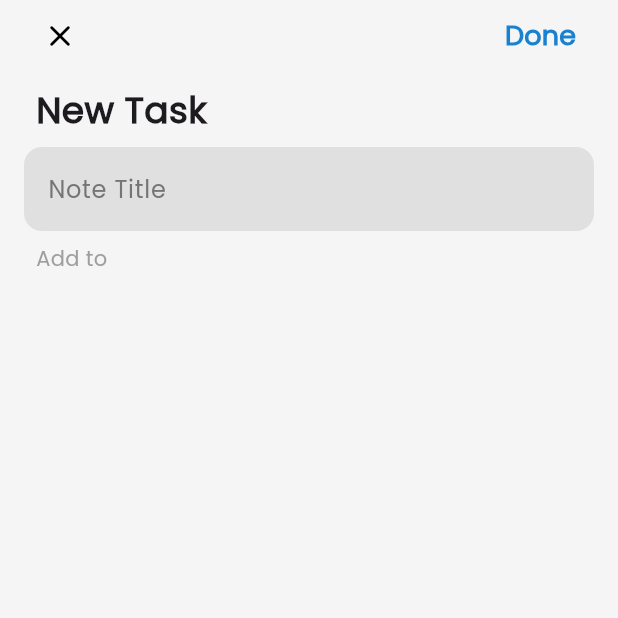
After one commit to Ahmedmahmouddd/Advanced-Todo-App-with-GetX, a Flutter app: the AddDialog screen opened directly, on a phone screen of 412 x 824 dp, the top half of it. The commit adds this screen. Run offline on Flutter 3.47's test engine with Material 3 defaults, Android fonts, the phone set to English and light mode, and no system bars; our stand-ins replace device_preview, dotted_border, equatable, flutter_easyloading, get, get_storage and 1 more; accounts and stored records are empty.

Commit message:
create adding todo items screen and enable users to add todo items to a specefic task category

```diff
--- a/lib/app/modules/home/controller.dart
+++ b/lib/app/modules/home/controller.dart
@@ -12,6 +12,7 @@ class HomeController extends GetxController {
   final chipIndex = 0.obs;
   final deleting = false.obs;
   final editingController = TextEditingController();
+  final task = Rx<Task?>(null);
   @override
   void onInit() {
     super.onInit();
@@ -41,4 +42,26 @@ class HomeController extends GetxController {
   void deletingTask(Task task) {
     tasks.remove(task);
   }
+
+  void chooseTask(Task? selected) {
+    task.value = selected;
+  }
+
+  updateTask(Task task, String title) {
+    var todos = task.todos ?? [];
+    if (containeTodo(todos, title)) {
+      return false;
+    }
+    var todo = {'title': title, "done": false};
+    todos.add(todo);
+    var newTask = task.copyWith(todos: todos);
+    int oldIndex = tasks.indexOf(task);
+    tasks[oldIndex] = newTask;
+    tasks.refresh();
+    return true;
+  }
+
+  bool containeTodo(List todos, String title) {
+    return todos.any((todo) => todo['title'] == title);
+  }
 }
--- a/lib/app/modules/home/widgets/add_card.dart
+++ b/lib/app/modules/home/widgets/add_card.dart
@@ -37,6 +37,7 @@ class AddCard extends StatelessWidget {
                       Padding(
                         padding: EdgeInsets.symmetric(horizontal: 8.0),
                         child: TextFormField(
+                          autofocus: true,
                           style: TextStyle(color: Colors.grey[700], fontWeight: FontWeight.w500),
                           controller: homeController.editingController,
                           decoration: InputDecoration(
@@ -97,6 +98,7 @@ class AddCard extends StatelessWidget {
                               homeController.addTask(task)
                                   ? EasyLoading.showSuccess("Create Success")
                                   : EasyLoading.showError("Duplicated Task");
+                              homeController.editingController.clear();
                             }
                           },
                           child: Text('Confirm', style: TextStyle(color: Colors.white)))
--- /dev/null
+++ b/lib/app/modules/home/widgets/add_dialog_screen.dart
@@ -0,0 +1,116 @@
+import 'package:flutter/material.dart';
+import 'package:flutter_easyloading/flutter_easyloading.dart';
+import 'package:get/get.dart';
+import 'package:get_x/app/core/utils/extention.dart';
+import 'package:get_x/app/core/values/colors.dart';
+import 'package:get_x/app/modules/home/controller.dart';
+
+class AddDialog extends StatelessWidget {
+  final homecontroller = Get.find<HomeController>();
+  AddDialog({super.key});
+
+  @override
+  Widget build(BuildContext context) {
+    return Scaffold(
+        key: homecontroller.formKey,
+        backgroundColor: Colors.grey[100],
+        body: Padding(
+          padding: const EdgeInsets.symmetric(horizontal: 16.0),
+          child: ListView(
+            children: [
+              Row(
+                mainAxisAlignment: MainAxisAlignment.spaceBetween,
+                children: [
+                  IconButton(
+                    onPressed: () {
+                      Get.back();
+                      homecontroller.chooseTask(null);
+                      homecontroller.editingController.clear();
+                    },
+                    splashColor: const Color(0xA0FFFFFF),
+                    icon: Icon(Icons.close_rounded, color: Colors.black),
+                  ),
+                  TextButton(
+                      onPressed: () {
+                        if (homecontroller.formKey.currentState!.validate()) {
+                          if (homecontroller.task.value == null) {
+                            EasyLoading.showError("Please Choose Task Type");
+                          } else {
+                            var success = homecontroller.updateTask(
+                              homecontroller.task.value!,
+                              homecontroller.editingController.text,
+                            );
+                            if (success) {
+                              EasyLoading.showSuccess("Todo Item added to task");
+                              Get.back();
+                              homecontroller.editingController.clear();
+                              homecontroller.chooseTask(null);
+                            } else {
+                              EasyLoading.showError("Todo Item already exist");
+                            }
+                          }
+                        }
+                      },
+                      style: ButtonStyle(overlayColor: MaterialStateProperty.all(const Color(0xA0FFFFFF))),
+                      child: Text("Done",
+                          style: TextStyle(fontSize: 18, color: blue, fontWeight: FontWeight.w600)))
+                ],
+              ),
+              Padding(
+                padding: const EdgeInsets.all(8.0),
+                child: Text("New Task", style: TextStyle(fontSize: 24.0, fontWeight: FontWeight.bold)),
+              ),
+              Form(
+                key: homecontroller.formKey,
+                child: TextFormField(
+                  style: TextStyle(color: Colors.grey[700], fontWeight: FontWeight.w500),
+                  controller: homecontroller.editingController,
+                  decoration: InputDecoration(
+                    border: OutlineInputBorder(
+                      borderRadius: BorderRadius.circular(12),
+                      borderSide: BorderSide.none,
+                    ),
+                    filled: true,
+                    labelStyle: TextStyle(color: Colors.grey[600], fontWeight: FontWeight.w500),
+                    fillColor: Colors.grey[300],
+                    labelText: "Note Title",
+                  ),
+                  cursorColor: Colors.grey[600],
+                  cursorWidth: 2,
+                  validator: (value) {
+                    if (value == null || value.trim().isEmpty) {
+                      return "Please enter title";
+                    }
+                    return null;
+                  },
+                ),
+              ),
+              Padding(
+                  padding: EdgeInsets.symmetric(horizontal: 8.0, vertical: 8.0),
+                  child: Text(
+                    "Add to",
+                    style: TextStyle(color: Colors.grey, fontWeight: FontWeight.w500),
+                  )),
+              ...homecontroller.tasks.map((task) => Obx(() {
+                    return InkWell(
+                      onTap: () => homecontroller.chooseTask(task),
+                      borderRadius: BorderRadius.circular(10),
+                      child: Padding(
+                          padding: EdgeInsets.symmetric(horizontal: 8, vertical: 8),
+                          child: Row(
+                            children: [
+                              Icon(IconData(task.icon, fontFamily: 'MaterialIcons'),
+                                  color: HexColor.fromHex(task.color)),
+                              SizedBox(width: 12),
+                              Text(task.title, style: TextStyle(fontWeight: FontWeight.w600)),
+                              Spacer(),
+                              if (homecontroller.task.value == task) Icon(Icons.check, color: Colors.green),
+                            ],
+                          )),
+                    );
+                  }))
+            ],
+          ),
+        ));
+  }
+}
--- a/lib/main.dart
+++ b/lib/main.dart
@@ -13,6 +13,7 @@ void main() async {
   await Get.putAsync(() => StorageService().init());
   runApp(DevicePreview(
     enabled: true,
+    backgroundColor: Colors.white,
     builder: (context) => MyApp(),
   ));
 }
@@ -21,6 +22,7 @@ class MyApp extends StatelessWidget {
   @override
   Widget build(BuildContext context) {
     return GetMaterialApp(
+      theme: ThemeData(fontFamily: 'poppins'),
       title: 'Todo List using GetX',
       debugShowCheckedModeBanner: false,
       initialBinding: HomeBinding(),
```
Also changed, not shown: lib/app/modules/home/view.dart (+6 -8 lines), pubspec.yaml (+4 -4 lines), assets/fonts/Poppins-Regular.ttf (added), 1 other file.
